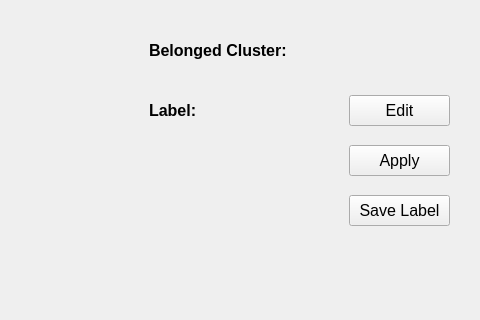
The window that src/label.ui (Crawlwind/Residue) describes before a commit, drawn with Qt 5; both pictures show x 531 to 1011 and y 95 to 415 of the 1011 by 705 pixel window.
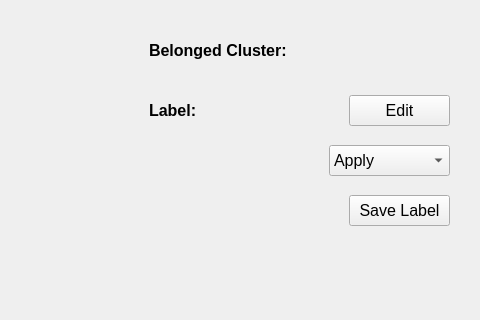
The same window after the commit.

Commit message: combo apply + save as excel

The edit to the form file:
```diff
--- a/src/label.ui
+++ b/src/label.ui
@@ -184,24 +184,6 @@
      <set>Qt::AlignLeading|Qt::AlignLeft|Qt::AlignVCenter</set>
     </property>
    </widget>
-   <widget class="QPushButton" name="apply_button">
-    <property name="geometry">
-     <rect>
-      <x>880</x>
-      <y>240</y>
-      <width>101</width>
-      <height>31</height>
-     </rect>
-    </property>
-    <property name="font">
-     <font>
-      <pointsize>12</pointsize>
-     </font>
-    </property>
-    <property name="text">
-     <string>Apply</string>
-    </property>
-   </widget>
    <widget class="QLabel" name="sp_label">
     <property name="geometry">
      <rect>
@@ -238,6 +220,41 @@
      <string>Edit</string>
     </property>
    </widget>
+   <widget class="QComboBox" name="apply_comboBox">
+    <property name="geometry">
+     <rect>
+      <x>860</x>
+      <y>240</y>
+      <width>121</width>
+      <height>31</height>
+     </rect>
+    </property>
+    <property name="font">
+     <font>
+      <pointsize>12</pointsize>
+     </font>
+    </property>
+    <item>
+     <property name="text">
+      <string>Apply</string>
+     </property>
+    </item>
+    <item>
+     <property name="text">
+      <string>to superpixel</string>
+     </property>
+    </item>
+    <item>
+     <property name="text">
+      <string>to large dot</string>
+     </property>
+    </item>
+    <item>
+     <property name="text">
+      <string>to small dot</string>
+     </property>
+    </item>
+   </widget>
   </widget>
   <widget class="QMenuBar" name="menubar">
    <property name="geometry">
```
The commit also changes 1 other file.
